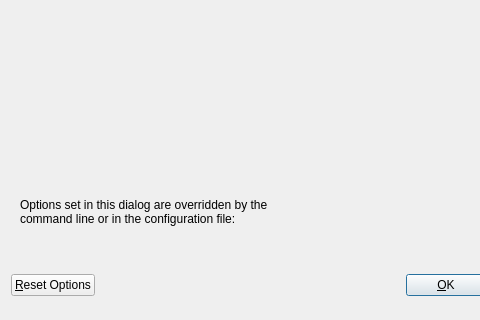
The window that src/qt/forms/optionsdialog.ui (rubpay/rub) describes before a commit, drawn with Qt 5; both pictures show x 0 to 480 and y 163 to 483 of the 583 by 483 pixel window.
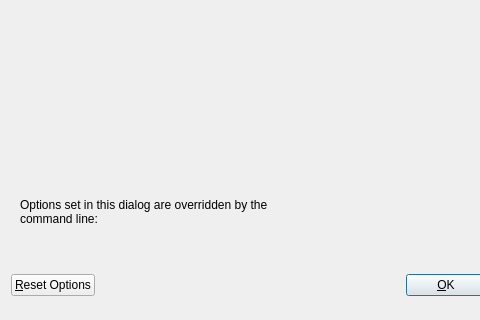
The same window after the commit. Custom widgets are drawn as their Qt base class.

```diff
--- a/src/qt/forms/optionsdialog.ui
+++ b/src/qt/forms/optionsdialog.ui
@@ -1212,7 +1212,7 @@
         <item>
          <widget class="QLabel" name="overriddenByCommandLineInfoLabel">
           <property name="text">
-           <string>Options set in this dialog are overridden by the command line or in the configuration file:</string>
+           <string>Options set in this dialog are overridden by the command line:</string>
           </property>
           <property name="textFormat">
            <enum>Qt::PlainText</enum>
```
